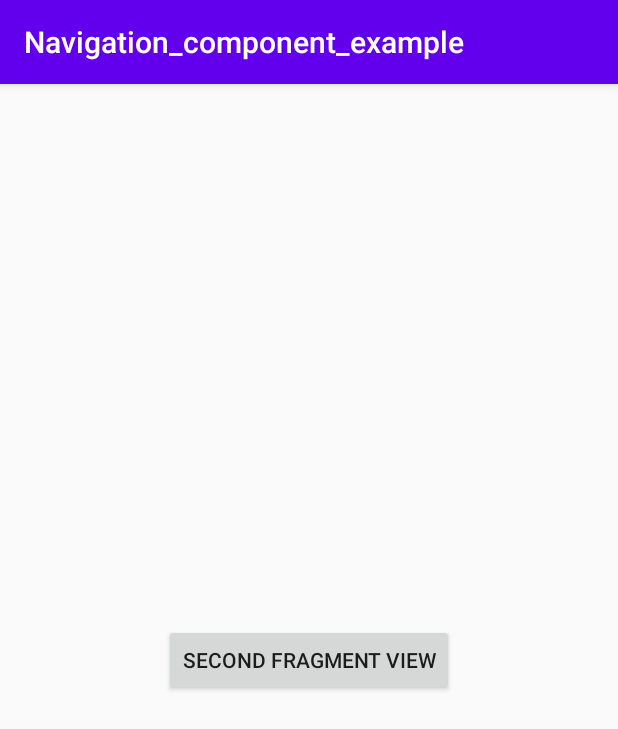
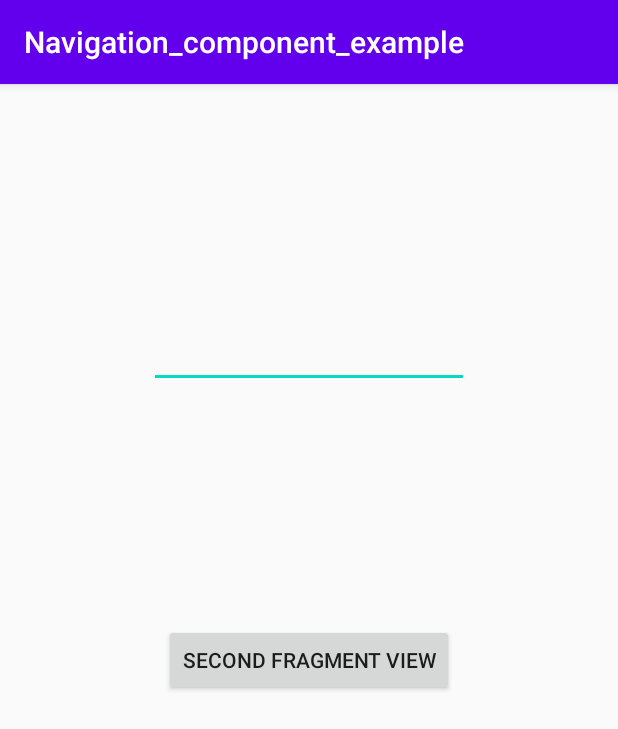
Before and after one commit to crazyvibes/Navigation_component_example, an Android app: the screen it shows after launch (MainActivity), on a phone screen of 412 x 824 dp. Shown: the top 729 px of the screen. Run offline under Robolectric (Android 15) with nearby library versions, the phone set to English and light mode, and no system bars.

Commit message:
passing data using safe args

```diff
--- a/app/src/main/java/in/crazyvibes/navigation_component_example/ui/main/MainFragment.java
+++ b/app/src/main/java/in/crazyvibes/navigation_component_example/ui/main/MainFragment.java
@@ -13,6 +13,7 @@ import android.view.LayoutInflater;
 import android.view.View;
 import android.view.ViewGroup;
 import android.widget.Button;
+import android.widget.EditText;
 
 import in.crazyvibes.navigation_component_example.R;
 
@@ -38,10 +39,11 @@ public class MainFragment extends Fragment {
         // TODO: Use the ViewModel
 
         Button button =getView().findViewById(R.id.mainButton);
+        final EditText editText =getView().findViewById(R.id.namText);
         button.setOnClickListener(new View.OnClickListener() {
             @Override
             public void onClick(View v) {
-                Navigation.findNavController(v).navigate(MainFragmentDirections.mainIntoSecond());
+                Navigation.findNavController(v).navigate(MainFragmentDirections.mainIntoSecond().setUserName(editText.getText().toString()));
             }
         });
     }
--- a/app/src/main/res/layout/main_fragment.xml
+++ b/app/src/main/res/layout/main_fragment.xml
@@ -17,4 +17,15 @@
         app:layout_constraintEnd_toEndOf="parent"
         app:layout_constraintStart_toStartOf="parent"
         app:layout_constraintTop_toTopOf="parent" />
+
+    <EditText
+        android:id="@+id/namText"
+        android:layout_width="wrap_content"
+        android:layout_height="wrap_content"
+        android:ems="10"
+        android:inputType="textPersonName"
+        app:layout_constraintBottom_toTopOf="@+id/mainButton"
+        app:layout_constraintEnd_toEndOf="parent"
+        app:layout_constraintStart_toStartOf="parent"
+        app:layout_constraintTop_toTopOf="parent" />
 </androidx.constraintlayout.widget.ConstraintLayout>
--- a/app/src/main/res/navigation/navigation_graph.xml
+++ b/app/src/main/res/navigation/navigation_graph.xml
@@ -18,5 +18,10 @@
         android:id="@+id/secondFragment"
         android:name="in.crazyvibes.navigation_component_example.SecondFragment"
         android:label="fragment_second"
-        tools:layout="@layout/fragment_second" />
+        tools:layout="@layout/fragment_second" >
+        <argument
+            android:name="userName"
+            app:argType="string"
+            android:defaultValue="No name added" />
+    </fragment>
 </navigation>
```
Also changed, not shown: app/src/main/java/in/crazyvibes/navigation_component_example/SecondFragment.java (+13 -0 lines), app/src/main/res/layout/fragment_second.xml (+13 -6 lines).
